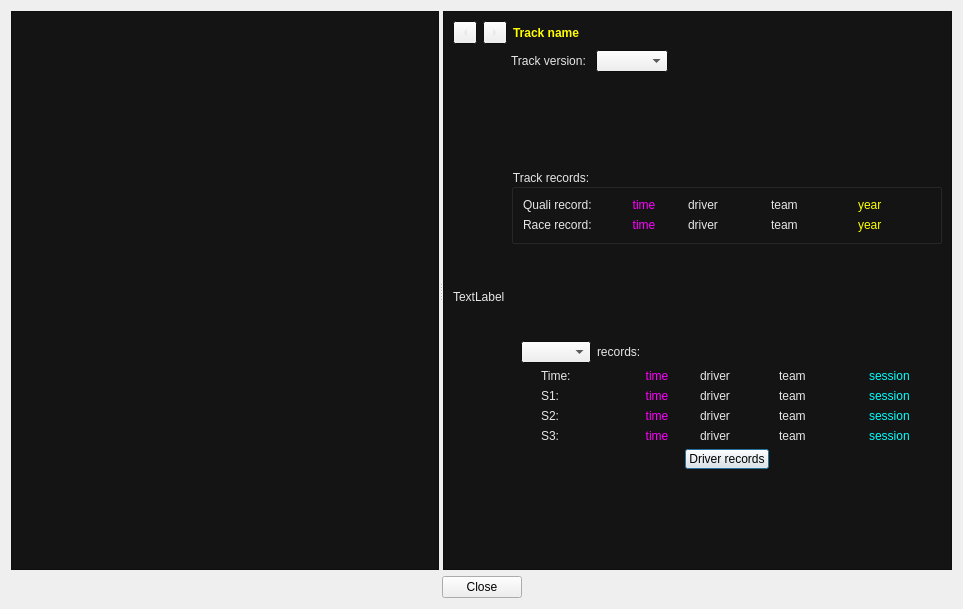
This is ui/trackrecordsdialog.ui in gronberg/f1lt as Qt 5 draws it before an edit. The edited form follows.
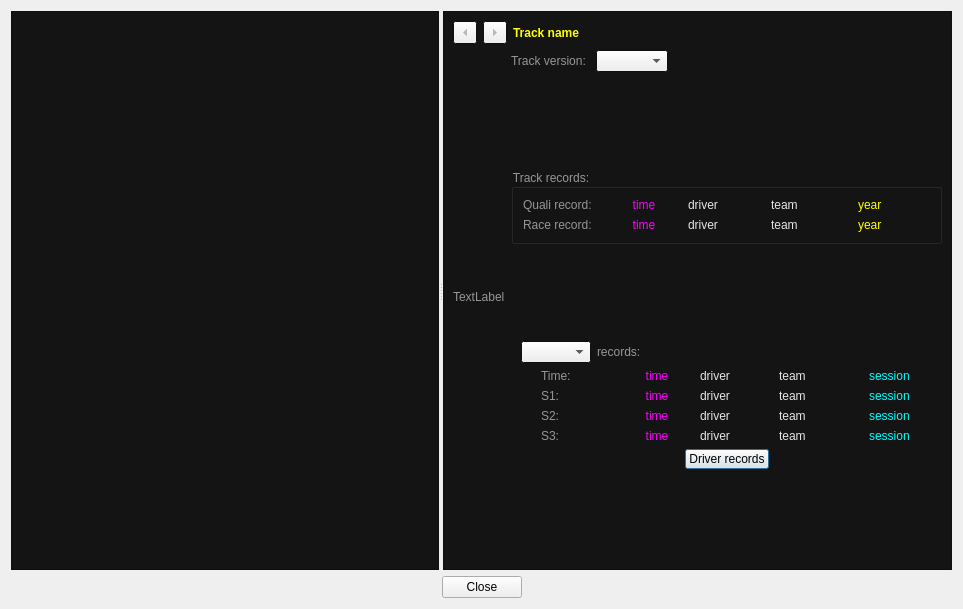
This is the edited form. Icons and pictures are not drawn.

Commit message: further updates to color chooser, saving colors left

The edit to the form file:
```diff
--- a/ui/trackrecordsdialog.ui
+++ b/ui/trackrecordsdialog.ui
@@ -123,18 +123,18 @@
          <colorrole role="WindowText">
           <brush brushstyle="SolidPattern">
            <color alpha="255">
-            <red>230</red>
-            <green>230</green>
-            <blue>230</blue>
+            <red>150</red>
+            <green>150</green>
+            <blue>150</blue>
            </color>
           </brush>
          </colorrole>
          <colorrole role="Text">
           <brush brushstyle="SolidPattern">
            <color alpha="255">
-            <red>230</red>
-            <green>230</green>
-            <blue>230</blue>
+            <red>150</red>
+            <green>150</green>
+            <blue>150</blue>
            </color>
           </brush>
          </colorrole>
@@ -161,18 +161,18 @@
          <colorrole role="WindowText">
           <brush brushstyle="SolidPattern">
            <color alpha="255">
-            <red>230</red>
-            <green>230</green>
-            <blue>230</blue>
+            <red>150</red>
+            <green>150</green>
+            <blue>150</blue>
            </color>
           </brush>
          </colorrole>
          <colorrole role="Text">
           <brush brushstyle="SolidPattern">
            <color alpha="255">
-            <red>230</red>
-            <green>230</green>
-            <blue>230</blue>
+            <red>150</red>
+            <green>150</green>
+            <blue>150</blue>
            </color>
           </brush>
          </colorrole>
@@ -353,6 +353,43 @@
            </property>
            <item>
             <widget class="QLabel" name="label">
+             <property name="palette">
+              <palette>
+               <active>
+                <colorrole role="WindowText">
+                 <brush brushstyle="SolidPattern">
+                  <color alpha="255">
+                   <red>150</red>
+                   <green>150</green>
+                   <blue>150</blue>
+                  </color>
+                 </brush>
+                </colorrole>
+               </active>
+               <inactive>
+                <colorrole role="WindowText">
+                 <brush brushstyle="SolidPattern">
+                  <color alpha="255">
+                   <red>150</red>
+                   <green>150</green>
+                   <blue>150</blue>
+                  </color>
+                 </brush>
+                </colorrole>
+               </inactive>
+               <disabled>
+                <colorrole role="WindowText">
+                 <brush brushstyle="SolidPattern">
+                  <color alpha="255">
+                   <red>130</red>
+                   <green>130</green>
+                   <blue>130</blue>
+                  </color>
+                 </brush>
+                </colorrole>
+               </disabled>
+              </palette>
+             </property>
              <property name="text">
               <string>Track version:</string>
              </property>
@@ -391,13 +428,20 @@
          </item>
          <item>
           <widget class="QGroupBox" name="groupBox">
+           <property name="palette">
+            <palette>
+             <active/>
+             <inactive/>
+             <disabled/>
+            </palette>
+           </property>
            <property name="autoFillBackground">
             <bool>false</bool>
            </property>
            <property name="styleSheet">
             <string notr="true">::title 
 {
-	color: rgb(230, 230, 230);	
+	color: rgb(150, 150, 150);	
 }</string>
            </property>
            <property name="title">
@@ -556,9 +600,9 @@
                  <colorrole role="WindowText">
                   <brush brushstyle="SolidPattern">
                    <color alpha="255">
-                    <red>230</red>
-                    <green>230</green>
-                    <blue>230</blue>
+                    <red>150</red>
+                    <green>150</green>
+                    <blue>150</blue>
                    </color>
                   </brush>
                  </colorrole>
@@ -567,9 +611,9 @@
                  <colorrole role="WindowText">
                   <brush brushstyle="SolidPattern">
                    <color alpha="255">
-                    <red>230</red>
-                    <green>230</green>
-                    <blue>230</blue>
+                    <red>150</red>
+                    <green>150</green>
+                    <blue>150</blue>
                    </color>
                   </brush>
                  </colorrole>
@@ -653,9 +697,9 @@
                  <colorrole role="WindowText">
                   <brush brushstyle="SolidPattern">
                    <color alpha="255">
-                    <red>230</red>
-                    <green>230</green>
-                    <blue>230</blue>
+                    <red>150</red>
+                    <green>150</green>
+                    <blue>150</blue>
                    </color>
                   </brush>
                  </colorrole>
@@ -664,9 +708,9 @@
                  <colorrole role="WindowText">
                   <brush brushstyle="SolidPattern">
                    <color alpha="255">
-                    <red>230</red>
-                    <green>230</green>
-                    <blue>230</blue>
+                    <red>150</red>
+                    <green>150</green>
+                    <blue>150</blue>
                    </color>
                   </brush>
                  </colorrole>
@@ -913,6 +957,43 @@
            </item>
            <item>
             <widget class="QLabel" name="recordsLabel">
+             <property name="palette">
+              <palette>
+               <active>
+                <colorrole role="WindowText">
+                 <brush brushstyle="SolidPattern">
+                  <color alpha="255">
+                   <red>150</red>
+                   <green>150</green>
+                   <blue>150</blue>
+                  </color>
+                 </brush>
+                </colorrole>
+               </active>
+               <inactive>
+                <colorrole role="WindowText">
+                 <brush brushstyle="SolidPattern">
+                  <color alpha="255">
+                   <red>150</red>
+                   <green>150</green>
+                   <blue>150</blue>
+                  </color>
+                 </brush>
+                </colorrole>
+               </inactive>
+               <disabled>
+                <colorrole role="WindowText">
+                 <brush brushstyle="SolidPattern">
+                  <color alpha="255">
+                   <red>130</red>
+                   <green>130</green>
+                   <blue>130</blue>
+                  </color>
+                 </brush>
+                </colorrole>
+               </disabled>
+              </palette>
+             </property>
              <property name="text">
               <string>records:</string>
              </property>
@@ -942,9 +1023,9 @@
                 <colorrole role="WindowText">
                  <brush brushstyle="SolidPattern">
                   <color alpha="255">
-                   <red>230</red>
-                   <green>230</green>
-                   <blue>230</blue>
+                   <red>150</red>
+                   <green>150</green>
+                   <blue>150</blue>
                   </color>
                  </brush>
                 </colorrole>
@@ -953,9 +1034,9 @@
                 <colorrole role="WindowText">
                  <brush brushstyle="SolidPattern">
                   <color alpha="255">
-                   <red>230</red>
-                   <green>230</green>
-                   <blue>230</blue>
+                   <red>150</red>
+                   <green>150</green>
+                   <blue>150</blue>
                   </color>
                  </brush>
                 </colorrole>
@@ -1171,9 +1252,9 @@
                 <colorrole role="WindowText">
                  <brush brushstyle="SolidPattern">
                   <color alpha="255">
-                   <red>230</red>
-                   <green>230</green>
-                   <blue>230</blue>
+                   <red>150</red>
+                   <green>150</green>
+                   <blue>150</blue>
                   </color>
                  </brush>
                 </colorrole>
@@ -1182,9 +1263,9 @@
                 <colorrole role="WindowText">
                  <brush brushstyle="SolidPattern">
                   <color alpha="255">
-                   <red>230</red>
-                   <green>230</green>
-                   <blue>230</blue>
+                   <red>150</red>
+                   <green>150</green>
+                   <blue>150</blue>
                   </color>
                  </brush>
                 </colorrole>
@@ -1262,9 +1343,9 @@
                 <colorrole role="WindowText">
                  <brush brushstyle="SolidPattern">
                   <color alpha="255">
-                   <red>230</red>
-                   <green>230</green>
-                   <blue>230</blue>
+                   <red>150</red>
+                   <green>150</green>
+                   <blue>150</blue>
                   </color>
                  </brush>
                 </colorrole>
@@ -1273,9 +1354,9 @@
                 <colorrole role="WindowText">
                  <brush brushstyle="SolidPattern">
                   <color alpha="255">
-                   <red>230</red>
-                   <green>230</green>
-                   <blue>230</blue>
+                   <red>150</red>
+                   <green>150</green>
+                   <blue>150</blue>
                   </color>
                  </brush>
                 </colorrole>
@@ -1482,9 +1563,9 @@
                 <colorrole role="WindowText">
                  <brush brushstyle="SolidPattern">
                   <color alpha="255">
-                   <red>230</red>
-                   <green>230</green>
-                   <blue>230</blue>
+                   <red>150</red>
+                   <green>150</green>
+                   <blue>150</blue>
                   </color>
                  </brush>
                 </colorrole>
@@ -1493,9 +1574,9 @@
                 <colorrole role="WindowText">
                  <brush brushstyle="SolidPattern">
                   <color alpha="255">
-                   <red>230</red>
-                   <green>230</green>
-                   <blue>230</blue>
+                   <red>150</red>
+                   <green>150</green>
+                   <blue>150</blue>
                   </color>
                  </brush>
                 </colorrole>
```
The commit also changes 24 other files.
